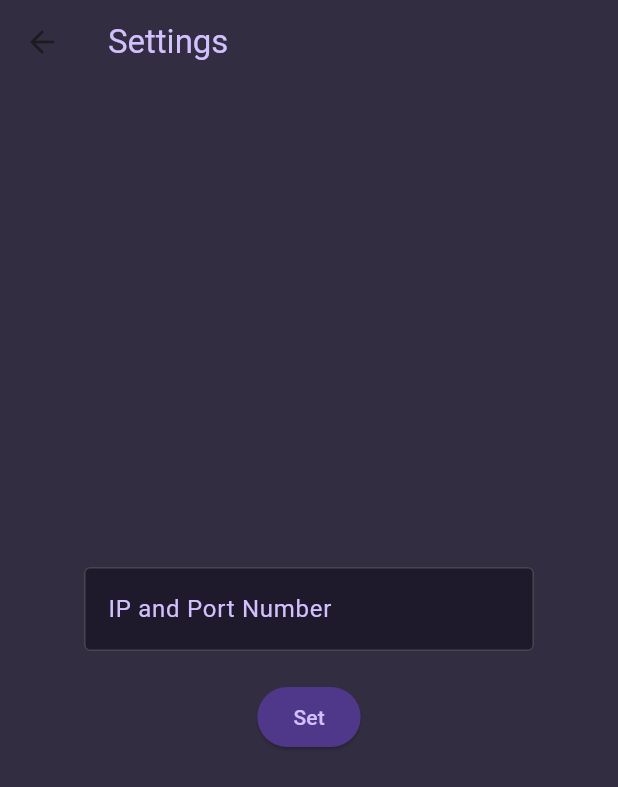
After one commit to Justin-Bolivar/Hackathon, a Flutter app: the Settings screen opened directly, on a phone screen of 412 x 824 dp. The commit adds this screen. Shown: the top 787 px of the screen. Run offline on Flutter 3.47's test engine with Material 3 defaults, Android fonts, the phone set to English and light mode, and no system bars.

Commit message:
settings page added

```diff
--- /dev/null
+++ b/lib/globals.dart
@@ -0,0 +1,6 @@
+// globals.dart
+import 'package:flutter/material.dart';
+
+class Globals {
+  static String ipAddress = 'default_ip_address'; // Default IP address
+}
--- a/lib/main.dart
+++ b/lib/main.dart
@@ -1,6 +1,6 @@
 import 'package:flutter/material.dart';
 import 'package:panic_application/homepage.dart';
-import 'package:panic_application/profilepage.dart';
+import 'package:panic_application/settings.dart';
 import 'package:panic_application/writepage.dart';
 
 void main() {
--- /dev/null
+++ b/lib/settings.dart
@@ -0,0 +1,55 @@
+import 'package:flutter/material.dart';
+import 'globals.dart'; // Import the globals file
+
+class Settings extends StatelessWidget {
+  Settings({super.key});
+  final TextEditingController _controller = TextEditingController();
+
+  void _changeIP() {
+    Globals.ipAddress = _controller.text;
+  }
+
+  @override
+  Widget build(BuildContext context) {
+    return Scaffold(
+      backgroundColor: const Color(0xFF332d41),
+      appBar: AppBar(
+        title: const Text(
+          'Settings',
+          style: TextStyle(color: Color(0xFFd2c0ff)),
+        ),
+        backgroundColor: const Color(0xFF332d41),
+      ),
+      body: Center(
+        child: Column(
+          mainAxisAlignment: MainAxisAlignment.center,
+          children: <Widget>[
+            SizedBox(
+              width: 300,
+              child: TextField(
+                controller: _controller,
+                style: const TextStyle(color: Color(0xFFd2c0ff)),
+                decoration: const InputDecoration(
+                  filled: true,
+                  fillColor: Color(0xFF1e192b),
+                  labelText: 'IP and Port Number',
+                  labelStyle: TextStyle(color: Color(0xFFd2c0ff)),
+                  border: OutlineInputBorder(),
+                ),
+              ),
+            ),
+            const SizedBox(height: 20),
+            ElevatedButton(
+              onPressed: _changeIP,
+              style: ElevatedButton.styleFrom(
+                foregroundColor: const Color(0xFFd2c0ff),
+                backgroundColor: const Color(0xFF4f378a),
+              ),
+              child: const Text('Set'),
+            ),
+          ],
+        ),
+      ),
+    );
+  }
+}
```
Also changed, not shown: lib/profilepage.dart (deleted, +0 -13 lines), lib/writepage.dart (+47 -2 lines), pubspec.yaml (+3 -4 lines), pubspec.lock.
